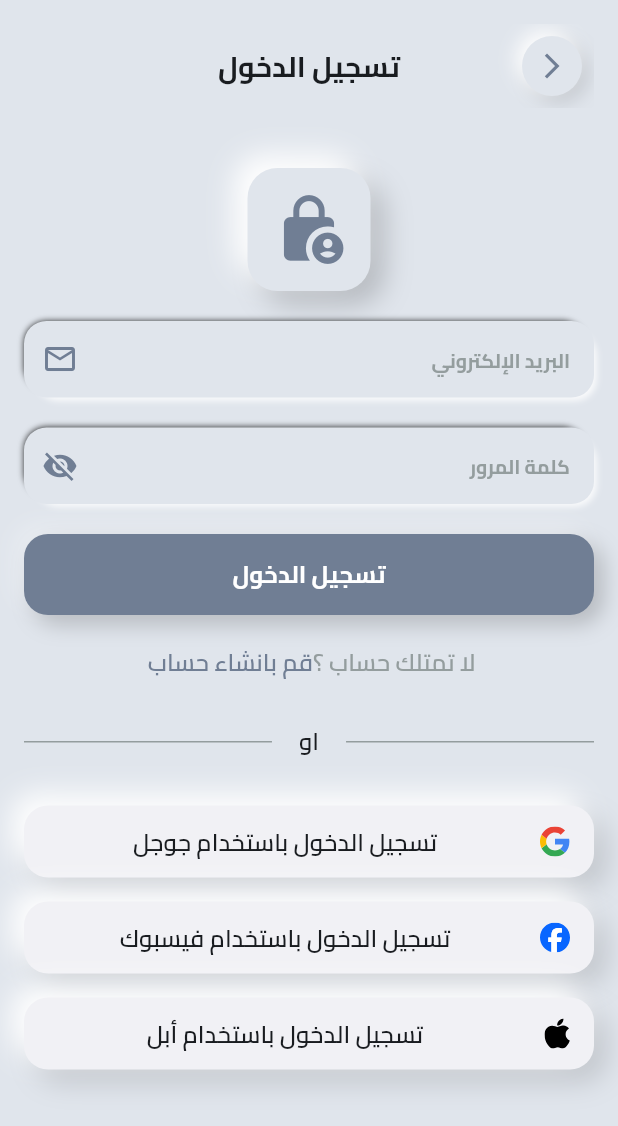
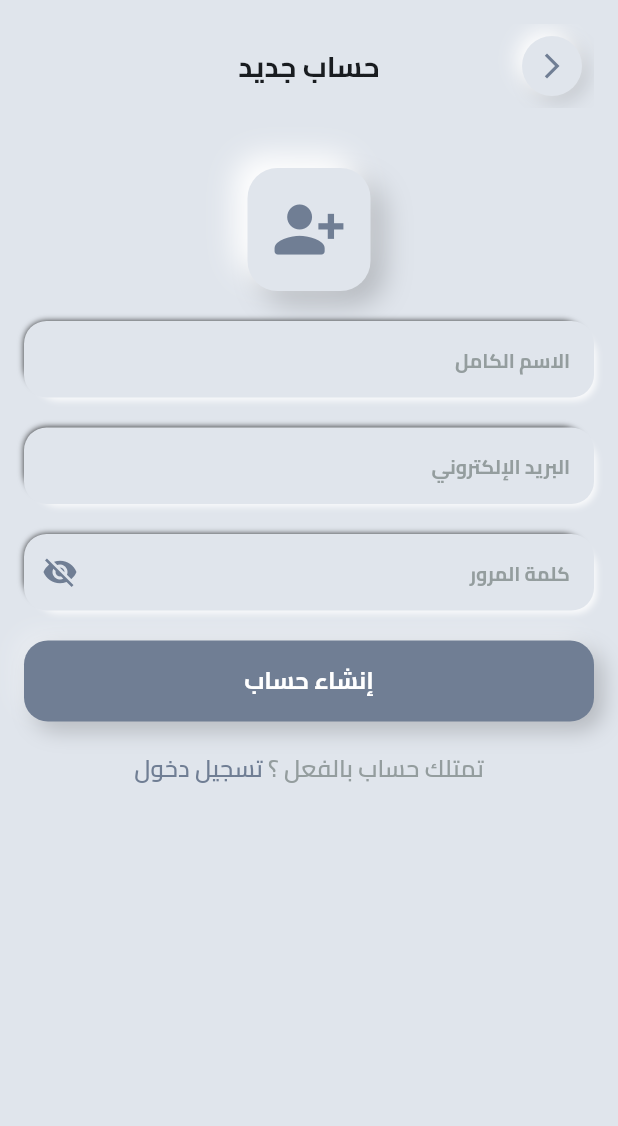
Before and after one commit to AhmedMagdy-10/widget_space, a Flutter app: the screen it shows after launch, after a tap on "قم بانشاء حساب", on a phone screen of 412 x 824 dp. Shown: the top 1126 px of the screen. Run offline on Flutter 3.47's test engine with Material 3 defaults, Android fonts, the phone set to English and light mode, and no system bars; our stand-ins replace dartz, device_preview, flutter_bloc, flutter_svg, fluttertoast, lottie and 1 more; accounts and stored records are empty.

Commit message:
create sign up view  and finsh Ui

```diff
--- a/lib/core/helper/on_generate_function.dart
+++ b/lib/core/helper/on_generate_function.dart
@@ -1,5 +1,6 @@
 import 'package:flutter/material.dart';
 import 'package:widget_space/feature/auth/presentation/view/login_view.dart';
+import 'package:widget_space/feature/auth/presentation/view/sign_up_view.dart';
 import 'package:widget_space/feature/splash/Ui/splash_screen.dart';
 
 Route<dynamic>? onGenerateFunction(RouteSettings settings) {
@@ -11,8 +12,8 @@ Route<dynamic>? onGenerateFunction(RouteSettings settings) {
     case LoginView.routeName:
       return MaterialPageRoute(builder: (context) => const LoginView());
 
-    // case SignUpView.routeName:
-    //   return MaterialPageRoute(builder: (context) => const SignUpView());
+    case SignUpView.routeName:
+      return MaterialPageRoute(builder: (context) => const SignUpView());
     default:
       return null;
   }
--- /dev/null
+++ b/lib/feature/auth/presentation/view/sign_up_view.dart
@@ -0,0 +1,11 @@
+import 'package:flutter/material.dart';
+import 'package:widget_space/feature/auth/presentation/view/widgets/sign_up_view_body.dart';
+
+class SignUpView extends StatelessWidget {
+  const SignUpView({super.key});
+  static const String routeName = 'signUp';
+  @override
+  Widget build(BuildContext context) {
+    return Scaffold(body: SignUpViewBody());
+  }
+}
--- a/lib/feature/auth/presentation/view/widgets/dont_have_account_widget.dart
+++ b/lib/feature/auth/presentation/view/widgets/dont_have_account_widget.dart
@@ -1,6 +1,7 @@
 import 'package:flutter/material.dart';
 import 'package:widget_space/core/utils/app_colors.dart';
 import 'package:widget_space/core/utils/app_text_styles.dart';
+import 'package:widget_space/feature/auth/presentation/view/sign_up_view.dart';
 
 class DontHaveAccountWidget extends StatelessWidget {
   const DontHaveAccountWidget({super.key});
@@ -15,7 +16,9 @@ class DontHaveAccountWidget extends StatelessWidget {
           style: TextStyles.semiBold16.copyWith(color: Color(0xFF949D9E)),
         ),
         GestureDetector(
-          onTap: () {},
+          onTap: () {
+            Navigator.pushNamed(context, SignUpView.routeName);
+          },
           child: Text(
             'قم بانشاء حساب ',
             style: TextStyles.semiBold16.copyWith(
--- a/lib/feature/auth/presentation/view/widgets/have_an_account.dart
+++ b/lib/feature/auth/presentation/view/widgets/have_an_account.dart
@@ -21,7 +21,7 @@ class HaveAccountWidget extends StatelessWidget {
           child: Text(
             'تسجيل دخول',
             style: TextStyles.semiBold16.copyWith(
-              color: AppColors.lightseconderyColor,
+              color: AppColors.seconderyColor,
             ),
           ),
         ),
--- a/lib/feature/auth/presentation/view/widgets/login_view_body.dart
+++ b/lib/feature/auth/presentation/view/widgets/login_view_body.dart
@@ -18,6 +18,13 @@ class LoginViewBody extends StatefulWidget {
 class _LoginViewBodyState extends State<LoginViewBody> {
   final TextEditingController emailController = TextEditingController();
   final TextEditingController passwordController = TextEditingController();
+
+  @override
+  void dispose() {
+    emailController.dispose();
+    passwordController.dispose();
+    super.dispose();
+  }
 
   @override
   Widget build(BuildContext context) {
--- /dev/null
+++ b/lib/feature/auth/presentation/view/widgets/sign_up_view_body.dart
@@ -0,0 +1,82 @@
+import 'package:flutter/material.dart';
+import 'package:widget_space/core/utils/app_colors.dart';
+import 'package:widget_space/core/widgets/build_custom_app_bar.dart';
+import 'package:widget_space/core/widgets/custom_button.dart';
+import 'package:widget_space/core/widgets/skeuo_container.dart';
+import 'package:widget_space/feature/auth/presentation/view/widgets/custom_text_form_field.dart';
+import 'package:widget_space/feature/auth/presentation/view/widgets/have_an_account.dart';
+
+class SignUpViewBody extends StatefulWidget {
+  const SignUpViewBody({super.key});
+
+  @override
+  State<SignUpViewBody> createState() => _SignUpViewBodyState();
+}
+
+class _SignUpViewBodyState extends State<SignUpViewBody> {
+  final TextEditingController nameController = TextEditingController();
+  final TextEditingController emailController = TextEditingController();
+  final TextEditingController passwordController = TextEditingController();
+
+  @override
+  void dispose() {
+    nameController.dispose();
+    emailController.dispose();
+    passwordController.dispose();
+    super.dispose();
+  }
+
+  @override
+  Widget build(BuildContext context) {
+    return SingleChildScrollView(
+      child: Padding(
+        padding: const EdgeInsets.all(16),
+        child: Column(
+          children: [
+            buildAppBar(context, 'حساب جديد'),
+            SizedBox(height: 40),
+            const SkeuoContainer(
+              padding: EdgeInsets.all(16),
+
+              child: Icon(
+                Icons.person_add_alt_1_rounded,
+                size: 50,
+                color: AppColors.seconderyColor,
+              ),
+            ),
+            SizedBox(height: 20),
+            CustomTextFormField(
+              hintText: 'الاسم الكامل',
+              textInputType: TextInputType.name,
+              controller: nameController,
+            ),
+            SizedBox(height: 20),
+            CustomTextFormField(
+              hintText: 'البريد الإلكتروني',
+              textInputType: TextInputType.emailAddress,
+              controller: emailController,
+            ),
+            SizedBox(height: 20),
+            CustomTextFormField(
+              suffixIcon: Icon(
+                Icons.visibility_off,
+                color: AppColors.seconderyColor,
+              ),
+              hintText: 'كلمة المرور',
+              textInputType: TextInputType.visiblePassword,
+              controller: passwordController,
+              obscureText: true,
+            ),
+
+            SizedBox(height: 20),
+
+            CustomButton(onPressed: () {}, data: 'إنشاء حساب'),
+            SizedBox(height: 20),
+
+            HaveAccountWidget(),
+          ],
+        ),
+      ),
+    );
+  }
+}
--- a/lib/main.dart
+++ b/lib/main.dart
@@ -1,6 +1,7 @@
 import 'package:device_preview/device_preview.dart';
 import 'package:flutter/material.dart';
 import 'package:flutter_localizations/flutter_localizations.dart';
+import 'package:widget_space/core/helper/on_generate_function.dart';
 import 'package:widget_space/core/utils/app_colors.dart';
 import 'package:widget_space/feature/auth/presentation/view/login_view.dart';
 
@@ -32,8 +33,8 @@ class MyApp extends StatelessWidget {
       supportedLocales: S.delegate.supportedLocales,
       locale: const Locale('ar'),
       builder: DevicePreview.appBuilder,
-
-      home: LoginView(),
+      onGenerateRoute: onGenerateFunction,
+      initialRoute: LoginView.routeName,
     );
   }
 }
```
